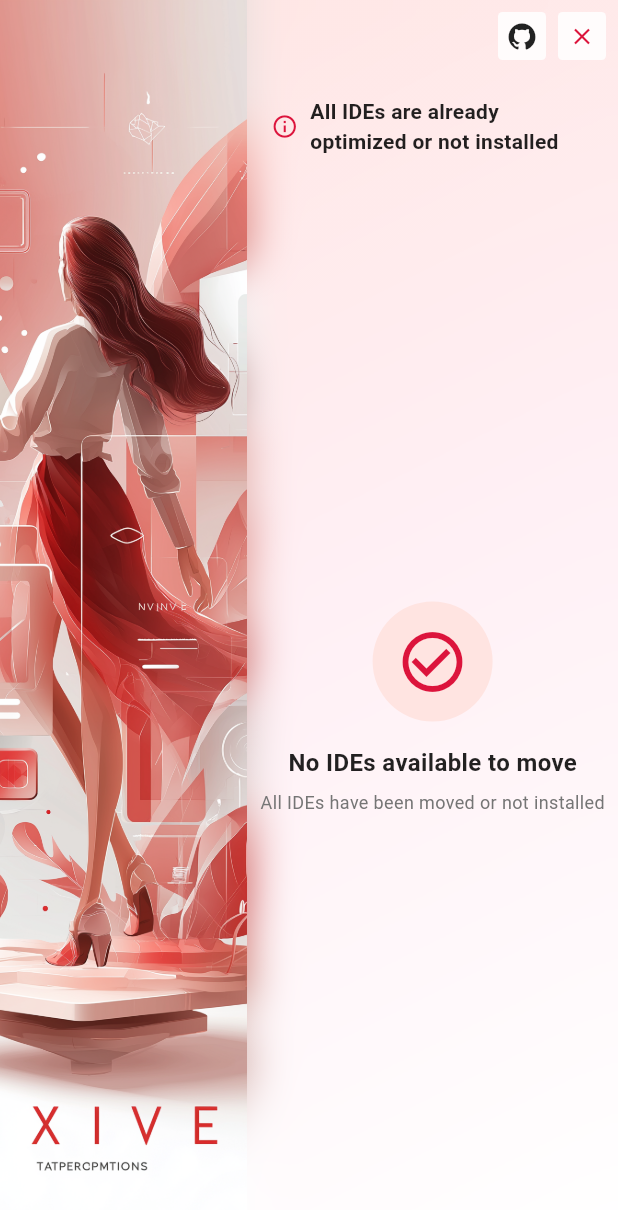
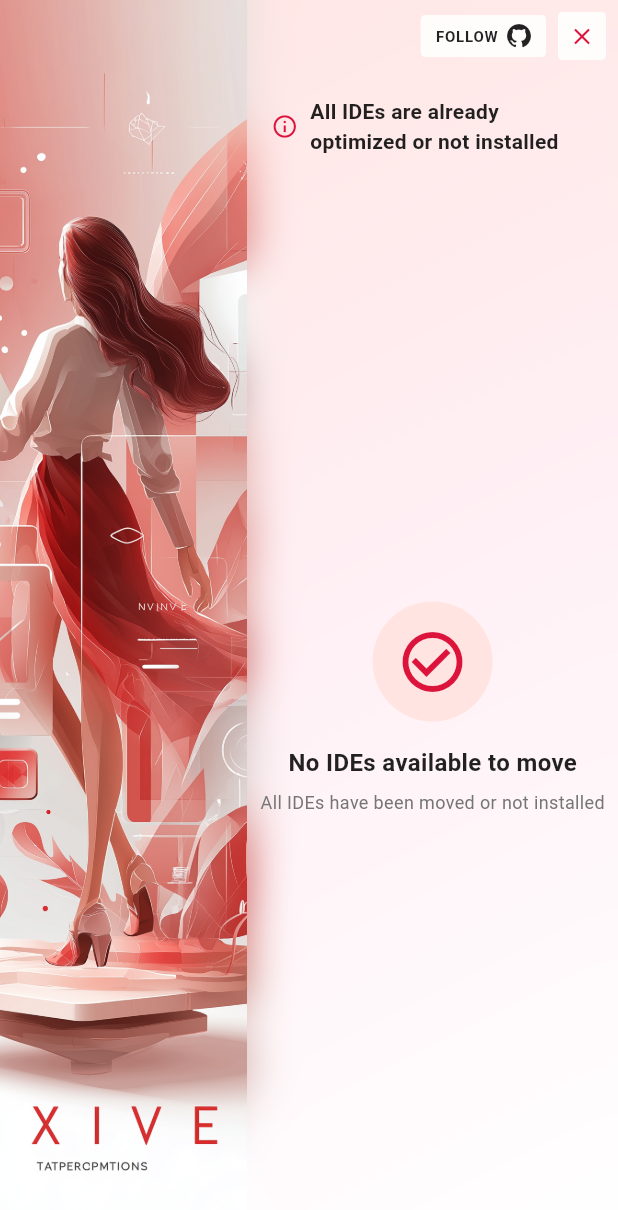
Before and after one commit to ZERO-DAWN-X/ide-faster, a Flutter app: the HomeScreen screen opened directly with empty values, on a phone screen of 412 x 824 dp. Shown: the top 1210 px of the screen. Run offline on Flutter 3.47's test engine with Material 3 defaults, Android fonts, the phone set to English and light mode, and no system bars; our stand-ins replace file_picker, font_awesome_flutter, shared_preferences; accounts and stored records are empty.

Commit message:
Refactor home_screen.dart and scan_screen.dart to enhance UI elements and icon customization
Update home_screen.dart to modify the button layout, replacing the icon with a text label and icon combination for improved clarity. In scan_screen.dart, refactor the _getIdeIcon method to accept a color parameter, allowing for dynamic icon color customization based on context, enhancing visual consistency across the application.

```diff
--- a/ide_cache_mover/lib/screens/home_screen.dart
+++ b/ide_cache_mover/lib/screens/home_screen.dart
@@ -1131,17 +1131,30 @@
                     },
                     borderRadius: BorderRadius.circular(3),
                     child: Container(
-                      width: 32,
-                      height: 32,
+                      padding: const EdgeInsets.symmetric(horizontal: 10, vertical: 6),
                       decoration: BoxDecoration(
                         color: Colors.white.withOpacity(0.85),
                         borderRadius: BorderRadius.circular(3),
                       ),
-                      alignment: Alignment.center,
-                      child: const FaIcon(
-                        FontAwesomeIcons.github,
-                        size: 18,
-                        color: Colors.black87,
+                      child: Row(
+                        mainAxisSize: MainAxisSize.min,
+                        children: [
+                          const Text(
+                            'FOLLOW',
+                            style: TextStyle(
+                              fontSize: 10,
+                              fontWeight: FontWeight.w700,
+                              color: Colors.black87,
+                              letterSpacing: 0.5,
+                            ),
+                          ),
+                          const SizedBox(width: 6),
+                          const FaIcon(
+                            FontAwesomeIcons.github,
+                            size: 16,
+                            color: Colors.black87,
+                          ),
+                        ],
                       ),
                     ),
                   ),
```
Also changed, not shown: ide_cache_mover/lib/screens/scan_screen.dart (+22 -21 lines).
